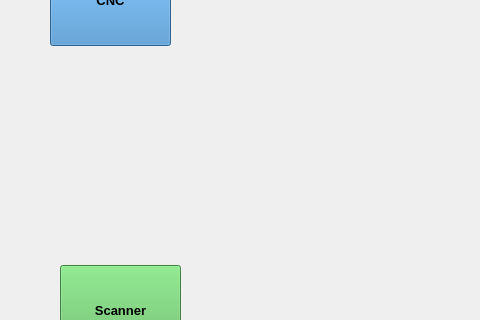
This is src/Page/ModulePage.ui in polybox3d/polybox as Qt 5 draws it before an edit; both pictures show x 0 to 480 and y 115 to 435 of the 800 by 550 pixel window. The edited form follows.
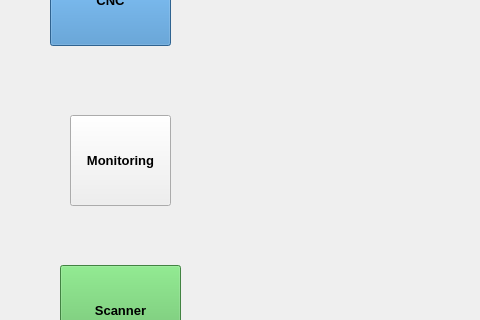
This is the edited form. Icons and pictures are not drawn.

Commit message: ADd Monitoring, Horus & stuffs

Diff of the .ui file:
```diff
--- a/src/Page/ModulePage.ui
+++ b/src/Page/ModulePage.ui
@@ -285,6 +285,51 @@
     <bool>false</bool>
    </property>
   </widget>
+  <widget class="QToolButton" name="monitoringButton">
+   <property name="enabled">
+    <bool>true</bool>
+   </property>
+   <property name="geometry">
+    <rect>
+     <x>70</x>
+     <y>230</y>
+     <width>101</width>
+     <height>91</height>
+    </rect>
+   </property>
+   <property name="font">
+    <font>
+     <pointsize>10</pointsize>
+     <weight>75</weight>
+     <bold>true</bold>
+    </font>
+   </property>
+   <property name="cursor">
+    <cursorShape>PointingHandCursor</cursorShape>
+   </property>
+   <property name="styleSheet">
+    <string notr="true"/>
+   </property>
+   <property name="text">
+    <string>Monitoring</string>
+   </property>
+   <property name="icon">
+    <iconset resource="../ressources.qrc">
+     <normaloff>:/img/img/stat.png</normaloff>:/img/img/stat.png</iconset>
+   </property>
+   <property name="iconSize">
+    <size>
+     <width>40</width>
+     <height>40</height>
+    </size>
+   </property>
+   <property name="toolButtonStyle">
+    <enum>Qt::ToolButtonTextUnderIcon</enum>
+   </property>
+   <property name="autoRaise">
+    <bool>false</bool>
+   </property>
+  </widget>
  </widget>
  <resources>
   <include location="../ressources.qrc"/>
```
The commit also changes 16 other files.
